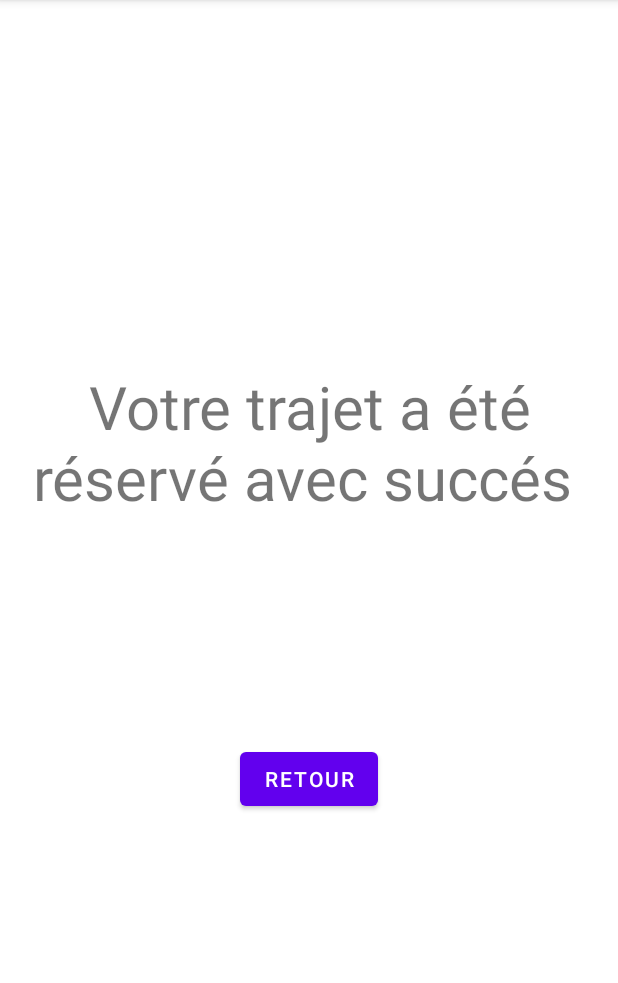
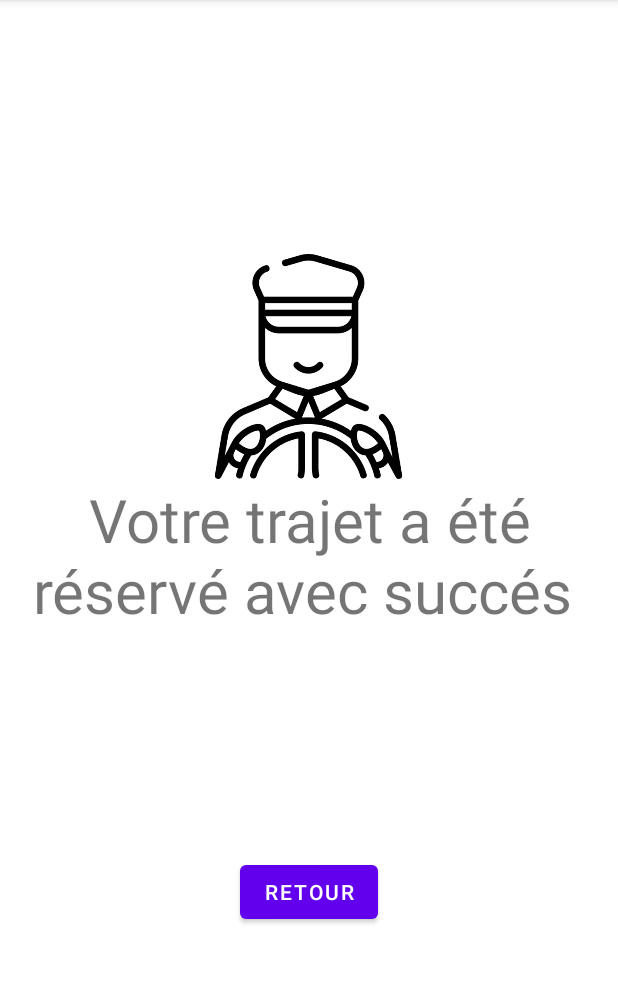
Before and after one commit to mazouakh/CalmaCar, an Android app: the SuccessfulReservationActivity screen opened directly, with no data from a screen before it, on a phone screen of 412 x 824 dp, the part 84-1067 px from its top. Run offline under Robolectric (Android 15) with nearby library versions, the phone set to English and light mode, and no system bars.

Commit message:
mettre à jour activity_successful_reservation

```diff
--- a/app/src/main/res/layout/activity_successful_reservation.xml
+++ b/app/src/main/res/layout/activity_successful_reservation.xml
@@ -6,10 +6,15 @@
     android:paddingLeft="20dp"
     android:paddingTop="20dp"
     android:gravity="center"
-
     >
+        <ImageView
+            android:id="@+id/iv_Animation"
+            android:layout_width="150dp"
+            android:layout_height="150dp"
+            android:src="@drawable/ic_driver"
+                />
         <TextView
-            android:id="@+id/tv_departCity"
+            android:id="@+id/tv_reservation"
             android:layout_width="wrap_content"
             android:layout_height="wrap_content"
             android:textAlignment="center"
@@ -17,7 +22,6 @@
             android:text="Votre trajet a été réservé avec succés "
             android:layout_gravity="center"
             />
-
         <Button
             android:id="@+id/btn_return"
             android:layout_width="wrap_content"
```
